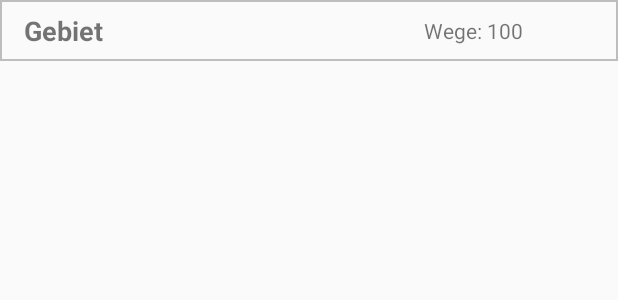
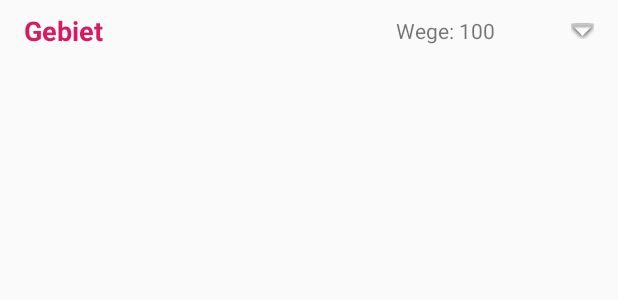
Before and after one commit to jomaresch/TeufelsTurmOffline, an Android app: the layout row_spinner_area.xml on its own in the app's theme, with its tools: preview values and no code run, on a phone screen of 412 x 824 dp. Shown: the top 300 px of the screen. Run offline under Robolectric (Android 15) with nearby library versions, the phone set to English and light mode, and no system bars.

```diff
--- a/app/src/main/res/layout/row_spinner_area.xml
+++ b/app/src/main/res/layout/row_spinner_area.xml
@@ -1,16 +1,14 @@
 <?xml version="1.0" encoding="utf-8"?>
-<TableRow xmlns:android="http://schemas.android.com/apk/res/android"
+<android.support.constraint.ConstraintLayout
+    xmlns:android="http://schemas.android.com/apk/res/android"
     xmlns:app="http://schemas.android.com/apk/res-auto"
     xmlns:tools="http://schemas.android.com/tools"
     android:layout_width="match_parent"
-    android:layout_height="wrap_content"
-    android:background="@drawable/spinner_background"
-    android:gravity="center"
-    android:weightSum="3">
+    android:layout_height="match_parent">
 
     <TextView
         android:id="@+id/text_row_spinner_area_area"
-        android:layout_width="match_parent"
+        android:layout_width="0dp"
         android:layout_height="wrap_content"
         android:layout_marginStart="16dp"
         android:layout_marginLeft="16dp"
@@ -18,26 +16,35 @@
         android:layout_marginBottom="8dp"
         android:layout_weight="1"
         android:text="Gebiet"
+        android:textColor="@color/colorAccent"
         android:textSize="18sp"
         android:textStyle="bold"
         app:layout_constraintBottom_toBottomOf="parent"
         app:layout_constraintStart_toStartOf="parent"
-        app:layout_constraintTop_toTopOf="parent" />
+        app:layout_constraintTop_toTopOf="parent"
+        app:layout_constraintVertical_bias="0.0" />
 
     <TextView
         android:id="@+id/text_row_spinner_area_routes"
-        android:layout_width="match_parent"
+        android:layout_width="100dp"
         android:layout_height="wrap_content"
-        android:layout_marginStart="8dp"
-        android:layout_marginLeft="8dp"
-        android:layout_marginEnd="8dp"
-        android:layout_marginRight="8dp"
+        android:layout_marginEnd="48dp"
+        android:layout_marginRight="48dp"
         android:layout_weight="2"
         android:text="Wege: 100"
         app:layout_constraintBottom_toBottomOf="@+id/text_row_spinner_area_area"
         app:layout_constraintEnd_toEndOf="parent"
-        app:layout_constraintHorizontal_bias="0.75"
-        app:layout_constraintStart_toStartOf="parent"
         app:layout_constraintTop_toTopOf="@+id/text_row_spinner_area_area" />
 
-</TableRow>
+    <ImageView
+        android:id="@+id/imageView11"
+        android:layout_width="wrap_content"
+        android:layout_height="wrap_content"
+        android:layout_marginEnd="16dp"
+        android:layout_marginRight="16dp"
+        app:layout_constraintBottom_toBottomOf="@+id/text_row_spinner_area_routes"
+        app:layout_constraintEnd_toEndOf="parent"
+        app:layout_constraintTop_toTopOf="@+id/text_row_spinner_area_routes"
+        app:srcCompat="@android:drawable/arrow_down_float" />
+
+</android.support.constraint.ConstraintLayout>
```
Also changed, not shown: app/src/main/java/com/dex/teufelsturmoffline/adapter/RouteRecycleAdapter.java (+19 -5 lines), app/src/main/java/com/dex/teufelsturmoffline/adapter/SpinnerAreaAdapter.java (+13 -10 lines), app/src/main/java/com/dex/teufelsturmoffline/database/DatabaseHelper.java (+6 -2 lines), app/src/main/java/com/dex/teufelsturmoffline/model/Route.java (+23 -2 lines), app/src/main/res/layout/row_spinner_area_item.xml (added, +51 -0 lines).
